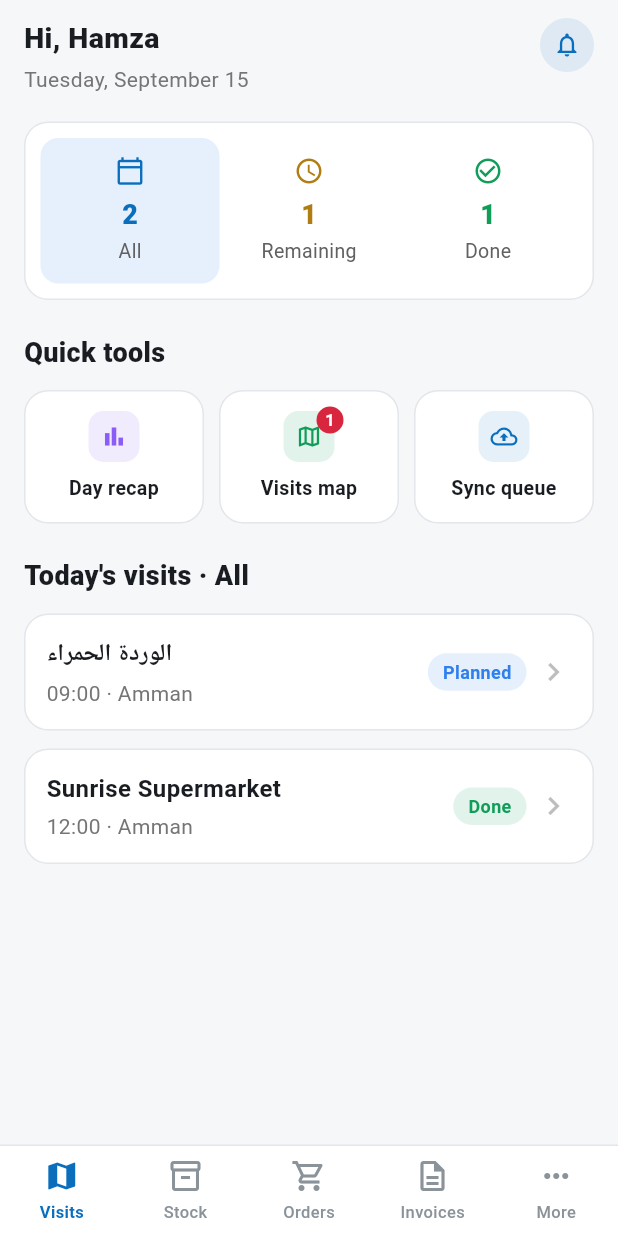
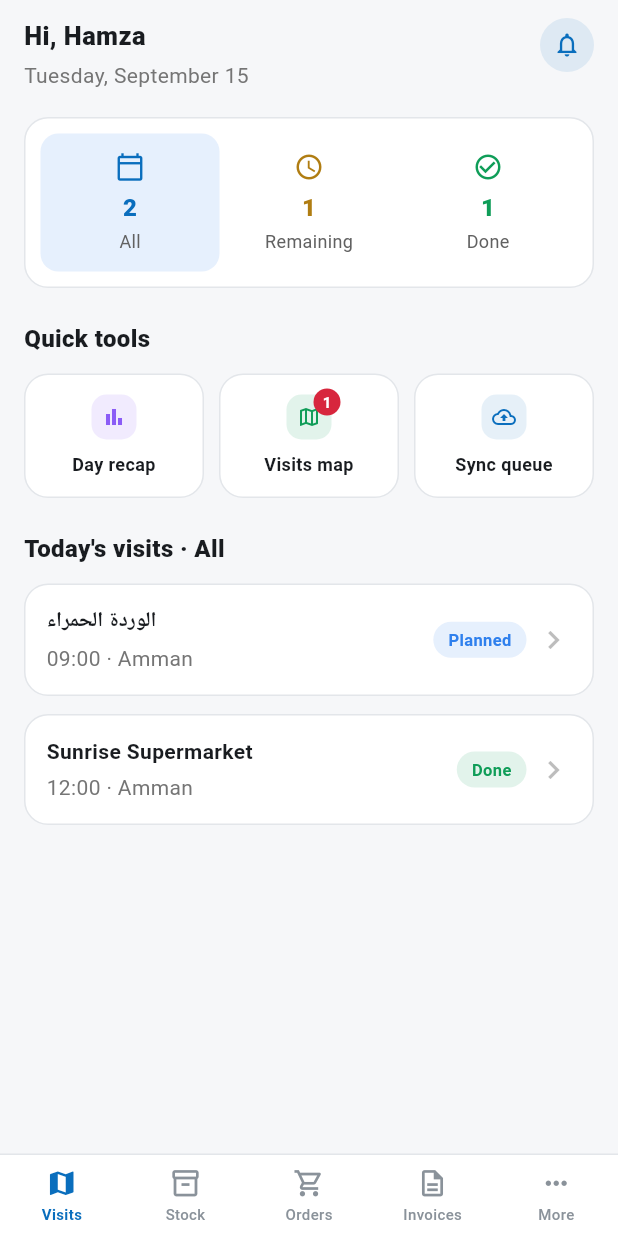
Before and after one commit to hamzatarakhan/sales-app, a Flutter app: the screen it shows after launch, after a tap on "Sign in", on a phone screen of 412 x 824 dp. Run offline on Flutter 3.47's test engine with Material 3 defaults, Android fonts, the phone set to English and light mode, and no system bars.

Commit message:
Second density pass: shrink header circles and all font sizes further
User feedback: the back/home circle was still too large and text
throughout the app still read too big after the first pass.

- Header round buttons: 32px -> 26px, icon 18 -> 15
- Icon badges (More rows, quick tools): 34px -> 30px
- Bottom nav: icon 24->21, bar height 60->54
- Every fontSize in the app shifted down one more notch (e.g.
  18->16, 16->14, 15->13, 14->12, 13->12), applied via a two-phase
  placeholder substitution so already-shrunk values from the first
  pass don't get caught by a later rule and shrink twice.

Co-Authored-By: Claude Sonnet 5 <noreply@anthropic.com>

```diff
--- a/lib/root_shell.dart
+++ b/lib/root_shell.dart
@@ -62,7 +62,7 @@ class _RootShellState extends State<RootShell> {
         child: SafeArea(
           top: false,
           child: SizedBox(
-            height: 60,
+            height: 54,
             child: Row(
               children: [
                 for (int i = 0; i < destinations.length; i++)
@@ -106,11 +106,11 @@ class _TabItem extends StatelessWidget {
       child: Column(
         mainAxisAlignment: MainAxisAlignment.center,
         children: [
-          Icon(icon, color: fg, size: 24),
-          const SizedBox(height: 4),
+          Icon(icon, color: fg, size: 21),
+          const SizedBox(height: 3),
           Text(
             label,
-            style: TextStyle(color: fg, fontSize: 11, fontWeight: selected ? FontWeight.w600 : FontWeight.w500),
+            style: TextStyle(color: fg, fontSize: 10, fontWeight: selected ? FontWeight.w600 : FontWeight.w500),
           ),
         ],
       ),
--- a/lib/screens/invoices/invoices_screen.dart
+++ b/lib/screens/invoices/invoices_screen.dart
@@ -73,7 +73,7 @@ class _InvoicesScreenState extends State<InvoicesScreen> {
                 mainAxisAlignment: MainAxisAlignment.spaceBetween,
                 children: [
                   Text('${invoices.length} invoices · outstanding', style: TextStyle(color: Colors.grey.shade600)),
-                  Text('${fmtMoney(outstanding)} JOD', style: const TextStyle(fontWeight: FontWeight.w800, fontSize: 15)),
+                  Text('${fmtMoney(outstanding)} JOD', style: const TextStyle(fontWeight: FontWeight.w800, fontSize: 13)),
                 ],
               ),
             ),
@@ -89,7 +89,7 @@ class _InvoicesScreenState extends State<InvoicesScreen> {
                         child: Column(
                           crossAxisAlignment: CrossAxisAlignment.start,
                           children: [
-                            Text(inv.id, style: const TextStyle(fontSize: 16, fontWeight: FontWeight.w700)),
+                            Text(inv.id, style: const TextStyle(fontSize: 14, fontWeight: FontWeight.w700)),
                             const SizedBox(height: 4),
                             Text(inv.customerName, style: TextStyle(color: Colors.grey.shade600)),
                           ],
@@ -98,14 +98,14 @@ class _InvoicesScreenState extends State<InvoicesScreen> {
                       Column(
                         crossAxisAlignment: CrossAxisAlignment.end,
                         children: [
-                          Text('${fmtMoney(inv.total)} JOD', style: const TextStyle(fontWeight: FontWeight.w800, fontSize: 15)),
+                          Text('${fmtMoney(inv.total)} JOD', style: const TextStyle(fontWeight: FontWeight.w800, fontSize: 13)),
                           Text(
                             'due ${fmtDate(inv.dueDate)}',
                             style: TextStyle(
                               color: inv.status == InvoiceStatus.notPaid && inv.dueDate.isBefore(now)
                                   ? AppColors.danger
                                   : Colors.grey.shade600,
-                              fontSize: 13,
+                              fontSize: 12,
                             ),
                           ),
                           const SizedBox(height: 6),
--- a/lib/screens/more/more_screen.dart
+++ b/lib/screens/more/more_screen.dart
@@ -27,7 +27,7 @@ class MoreScreen extends StatelessWidget {
                   child: Column(
                     crossAxisAlignment: CrossAxisAlignment.start,
                     children: [
-                      Text(state.userName, style: const TextStyle(fontSize: 18, fontWeight: FontWeight.w800)),
+                      Text(state.userName, style: const TextStyle(fontSize: 16, fontWeight: FontWeight.w800)),
                       const SizedBox(height: 4),
                       Text(state.userEmail, style: TextStyle(color: Colors.grey.shade600)),
                       Text(state.userCompany, style: TextStyle(color: Colors.grey.shade500)),
@@ -51,7 +51,7 @@ class MoreScreen extends StatelessWidget {
                         children: [
                           const _IconBox(icon: Icons.contrast, bg: AppColors.specialTint, color: AppColors.special),
                           const SizedBox(width: 12),
-                          Text(context.t('appearance'), style: const TextStyle(fontWeight: FontWeight.w700, fontSize: 15)),
+                          Text(context.t('appearance'), style: const TextStyle(fontWeight: FontWeight.w700, fontSize: 13)),
                         ],
                       ),
                       const SizedBox(height: 12),
@@ -77,7 +77,7 @@ class MoreScreen extends StatelessWidget {
                         children: [
                           const _IconBox(icon: Icons.translate, bg: AppColors.specialTint, color: AppColors.special),
                           const SizedBox(width: 12),
-                          Text(context.t('language'), style: const TextStyle(fontWeight: FontWeight.w700, fontSize: 15)),
+                          Text(context.t('language'), style: const TextStyle(fontWeight: FontWeight.w700, fontSize: 13)),
                         ],
                       ),
                       const SizedBox(height: 12),
@@ -104,7 +104,7 @@ class MoreScreen extends StatelessWidget {
                     children: [
                       const _IconBox(icon: Icons.notifications_none, bg: AppColors.warningTint, color: AppColors.warning),
                       const SizedBox(width: 12),
-                      Expanded(child: Text(context.t('visit_reminders'), style: const TextStyle(fontWeight: FontWeight.w700, fontSize: 15))),
+                      Expanded(child: Text(context.t('visit_reminders'), style: const TextStyle(fontWeight: FontWeight.w700, fontSize: 13))),
                       Switch(value: state.visitReminders, onChanged: state.setVisitReminders, activeColor: AppColors.success),
                     ],
                   ),
@@ -184,9 +184,9 @@ class MoreScreen extends StatelessWidget {
           mainAxisSize: MainAxisSize.min,
           crossAxisAlignment: CrossAxisAlignment.start,
           children: [
-            const Text('Sign out?', style: TextStyle(fontSize: 19, fontWeight: FontWeight.w800)),
+            const Text('Sign out?', style: TextStyle(fontSize: 17, fontWeight: FontWeight.w800)),
             const SizedBox(height: 4),
-            Text("You'll need to sign in again to use the app.", style: TextStyle(color: Colors.grey.shade600, fontSize: 15)),
+            Text("You'll need to sign in again to use the app.", style: TextStyle(color: Colors.grey.shade600, fontSize: 13)),
             const SizedBox(height: 20),
             ElevatedButton(
               style: ElevatedButton.styleFrom(backgroundColor: AppColors.danger),
@@ -223,10 +223,10 @@ class _IconBox extends StatelessWidget {
   @override
   Widget build(BuildContext context) {
     return Container(
-      width: 34,
-      height: 34,
+      width: 30,
+      height: 30,
       decoration: BoxDecoration(color: bg, borderRadius: BorderRadius.circular(9)),
-      child: Icon(icon, color: color, size: 17),
+      child: Icon(icon, color: color, size: 15),
     );
   }
 }
@@ -265,8 +265,8 @@ class _Row extends StatelessWidget {
               child: Column(
                 crossAxisAlignment: CrossAxisAlignment.start,
                 children: [
-                  Text(title, style: TextStyle(fontWeight: FontWeight.w700, fontSize: 15, color: titleColor)),
-                  if (subtitle != null) Text(subtitle!, style: TextStyle(color: Colors.grey.shade600, fontSize: 13)),
+                  Text(title, style: TextStyle(fontWeight: FontWeight.w700, fontSize: 13, color: titleColor)),
+                  if (subtitle != null) Text(subtitle!, style: TextStyle(color: Colors.grey.shade600, fontSize: 12)),
                 ],
               ),
             ),
--- a/lib/screens/more/sync_queue_screen.dart
+++ b/lib/screens/more/sync_queue_screen.dart
@@ -28,7 +28,7 @@ class SyncQueueScreen extends StatelessWidget {
                   children: [
                     Icon(Icons.inbox_outlined, size: 48, color: Colors.grey.shade400),
                     const SizedBox(height: 12),
-                    Text(context.t('nothing_queued'), style: TextStyle(color: Colors.grey.shade600, fontSize: 15)),
+                    Text(context.t('nothing_queued'), style: TextStyle(color: Colors.grey.shade600, fontSize: 13)),
                   ],
                 ),
               ),
--- a/lib/screens/orders/order_detail_screen.dart
+++ b/lib/screens/orders/order_detail_screen.dart
@@ -22,11 +22,11 @@ class OrderDetailScreen extends StatelessWidget {
             Row(
               mainAxisAlignment: MainAxisAlignment.spaceBetween,
               children: [
-                Expanded(child: Text(order.id, style: const TextStyle(fontSize: 20, fontWeight: FontWeight.w800))),
+                Expanded(child: Text(order.id, style: const TextStyle(fontSize: 17, fontWeight: FontWeight.w800))),
                 order.status == OrderStatus.invoiced ? StatusBadge.invoiced(context) : StatusBadge.draft(context),
               ],
             ),
-            Text(order.customerName, style: TextStyle(color: Colors.grey.shade600, fontSize: 15)),
+            Text(order.customerName, style: TextStyle(color: Colors.grey.shade600, fontSize: 13)),
             const SizedBox(height: 14),
             SectionCard(
               child: Column(
@@ -52,7 +52,7 @@ class OrderDetailScreen extends StatelessWidget {
             ),
             if (order.lines.isNotEmpty) ...[
               const SizedBox(height: 18),
-              const Text('Lines', style: TextStyle(fontSize: 18, fontWeight: FontWeight.w800)),
+              const Text('Lines', style: TextStyle(fontSize: 16, fontWeight: FontWeight.w800)),
               const SizedBox(height: 10),
               SectionCard(
                 child: Column(
--- a/lib/screens/orders/orders_screen.dart
+++ b/lib/screens/orders/orders_screen.dart
@@ -62,7 +62,7 @@ class _OrdersScreenState extends State<OrdersScreen> {
                         child: Column(
                           crossAxisAlignment: CrossAxisAlignment.start,
                           children: [
-                            Text(o.id, style: const TextStyle(fontSize: 16, fontWeight: FontWeight.w700)),
+                            Text(o.id, style: const TextStyle(fontSize: 14, fontWeight: FontWeight.w700)),
                             const SizedBox(height: 4),
                             Text('${o.customerName} · ${fmtDate(o.date)}', style: TextStyle(color: Colors.grey.shade600)),
                           ],
@@ -71,7 +71,7 @@ class _OrdersScreenState extends State<OrdersScreen> {
                       Column(
                         crossAxisAlignment: CrossAxisAlignment.end,
                         children: [
-                          Text('${fmtMoney(o.total)} JOD', style: const TextStyle(fontWeight: FontWeight.w800, fontSize: 15)),
+                          Text('${fmtMoney(o.total)} JOD', style: const TextStyle(fontWeight: FontWeight.w800, fontSize: 13)),
                           const SizedBox(height: 6),
                           o.status == OrderStatus.invoiced ? StatusBadge.invoiced(context) : StatusBadge.draft(context),
                         ],
--- a/lib/screens/sign_in_screen.dart
+++ b/lib/screens/sign_in_screen.dart
@@ -31,7 +31,7 @@ class _SignInScreenState extends State<SignInScreen> {
                   const SizedBox(height: 140),
                   const BrandIcon(size: 88),
                   const SizedBox(height: 20),
-                  Text(context.t('app_name'), style: const TextStyle(fontSize: 19, fontWeight: FontWeight.w800)),
+                  Text(context.t('app_name'), style: const TextStyle(fontSize: 17, fontWeight: FontWeight.w800)),
                   const SizedBox(height: 6),
                   Text(context.t('sign_in_subtitle'), style: TextStyle(color: Colors.grey.shade600)),
                   const SizedBox(height: 32),
--- a/lib/screens/splash_screen.dart
+++ b/lib/screens/splash_screen.dart
@@ -75,7 +75,7 @@ class _SplashScreenState extends State<SplashScreen> with TickerProviderStateMix
                 position: _textSlide,
                 child: Text(
                   context.t('app_name'),
-                  style: const TextStyle(color: Colors.black87, fontWeight: FontWeight.w700, fontSize: 22),
+                  style: const TextStyle(color: Colors.black87, fontWeight: FontWeight.w700, fontSize: 19),
                 ),
               ),
             ),
--- a/lib/screens/van_stock/van_stock_detail_screen.dart
+++ b/lib/screens/van_stock/van_stock_detail_screen.dart
@@ -16,7 +16,7 @@ class VanStockDetailScreen extends StatelessWidget {
         child: ListView(
           padding: const EdgeInsets.fromLTRB(16, 8, 16, 24),
           children: [
-            Text(product.name, style: const TextStyle(fontSize: 20, fontWeight: FontWeight.w800)),
+            Text(product.name, style: const TextStyle(fontSize: 17, fontWeight: FontWeight.w800)),
             const SizedBox(height: 4),
             Text(product.sku, style: TextStyle(color: Colors.grey.shade600)),
             const SizedBox(height: 14),
--- a/lib/screens/van_stock/van_stock_screen.dart
+++ b/lib/screens/van_stock/van_stock_screen.dart
@@ -65,8 +65,8 @@ class _VanStockScreenState extends State<VanStockScreen> {
                             child: Column(
                               crossAxisAlignment: CrossAxisAlignment.start,
                               children: [
-                                Text(p.name, style: const TextStyle(fontSize: 15, fontWeight: FontWeight.w700)),
-                                Text(p.sku, style: TextStyle(color: Colors.grey.shade600, fontSize: 13)),
+                                Text(p.name, style: const TextStyle(fontSize: 13, fontWeight: FontWeight.w700)),
+                                Text(p.sku, style: TextStyle(color: Colors.grey.shade600, fontSize: 12)),
                               ],
                             ),
                           ),
@@ -76,9 +76,9 @@ class _VanStockScreenState extends State<VanStockScreen> {
                               Text('${p.vanStock}',
                                   style: TextStyle(
                                       fontWeight: FontWeight.w800,
-                                      fontSize: 15,
+                                      fontSize: 13,
                                       color: p.isOut ? AppColors.danger : Colors.black87)),
-                              Text(context.t('case_unit'), style: TextStyle(color: Colors.grey.shade600, fontSize: 13)),
+                              Text(context.t('case_unit'), style: TextStyle(color: Colors.grey.shade600, fontSize: 12)),
                             ],
                           ),
                           Icon(Icons.chevron_right, color: Colors.grey.shade400),
--- a/lib/screens/visits/check_in_screen.dart
+++ b/lib/screens/visits/check_in_screen.dart
@@ -48,11 +48,11 @@ class _CheckInScreenState extends State<CheckInScreen> {
               child: Column(
                 children: [
                   if (_distanceM == null) ...[
-                    Text(context.t('not_located_yet'), style: TextStyle(color: Colors.grey.shade600, fontSize: 15)),
+                    Text(context.t('not_located_yet'), style: TextStyle(color: Colors.grey.shade600, fontSize: 13)),
                   ] else ...[
                     Text(
                       '${_distanceM}m away',
-                      style: const TextStyle(color: AppColors.danger, fontWeight: FontWeight.w800, fontSize: 22),
+                      style: const TextStyle(color: AppColors.danger, fontWeight: FontWeight.w800, fontSize: 19),
                     ),
                   ],
                   const SizedBox(height: 12),
@@ -125,7 +125,7 @@ class _CheckInScreenState extends State<CheckInScreen> {
               child: const Icon(Icons.check, color: AppColors.success, size: 32),
             ),
             const SizedBox(height: 16),
-            Text(context.t('check_in_saved'), style: const TextStyle(fontSize: 18, fontWeight: FontWeight.w800)),
+            Text(context.t('check_in_saved'), style: const TextStyle(fontSize: 16, fontWeight: FontWeight.w800)),
             const SizedBox(height: 8),
             Text(
               _distanceM! > 100
--- a/lib/screens/visits/day_recap_screen.dart
+++ b/lib/screens/visits/day_recap_screen.dart
@@ -18,7 +18,7 @@ class DayRecapScreen extends StatelessWidget {
           children: [
             Text(context.t('day_recap_subtitle'), style: TextStyle(color: Colors.grey.shade600)),
             const SizedBox(height: 18),
-            Text(context.t('sales'), style: const TextStyle(fontSize: 18, fontWeight: FontWeight.w800)),
+            Text(context.t('sales'), style: const TextStyle(fontSize: 16, fontWeight: FontWeight.w800)),
             const SizedBox(height: 10),
             SectionCard(
               child: Column(
@@ -32,7 +32,7 @@ class DayRecapScreen extends StatelessWidget {
               ),
             ),
             const SizedBox(height: 22),
-            Text(context.t('nav_visits'), style: const TextStyle(fontSize: 18, fontWeight: FontWeight.w800)),
+            Text(context.t('nav_visits'), style: const TextStyle(fontSize: 16, fontWeight: FontWeight.w800)),
             const SizedBox(height: 10),
             SectionCard(
               child: Column(
--- a/lib/screens/visits/visit_detail_screen.dart
+++ b/lib/screens/visits/visit_detail_screen.dart
@@ -28,7 +28,7 @@ class VisitDetailScreen extends StatelessWidget {
                   mainAxisAlignment: MainAxisAlignment.spaceBetween,
                   children: [
                     Expanded(
-                      child: Text(visit.customerName, style: const TextStyle(fontSize: 20, fontWeight: FontWeight.w800)),
+                      child: Text(visit.customerName, style: const TextStyle(fontSize: 17, fontWeight: FontWeight.w800)),
                     ),
                     visit.status == VisitStatus.done ? StatusBadge.done(context) : StatusBadge.planned(context),
                   ],
--- a/lib/screens/visits/visits_screen.dart
+++ b/lib/screens/visits/visits_screen.dart
@@ -65,7 +65,7 @@ class _VisitsScreenState extends State<VisitsScreen> {
                     crossAxisAlignment: CrossAxisAlignment.start,
                     children: [
                       Text(context.t('greeting', [state.userName.split(' ').first]),
-                          style: const TextStyle(fontSize: 19, fontWeight: FontWeight.w800)),
+                          style: const TextStyle(fontSize: 17, fontWeight: FontWeight.w800)),
                       const SizedBox(height: 4),
                       Text('${_weekday[now.weekday - 1]}, ${_month[now.month - 1]} ${now.day}',
                           style: TextStyle(color: Colors.grey.shade600)),
@@ -119,7 +119,7 @@ class _VisitsScreenState extends State<VisitsScreen> {
               ),
             ),
             const SizedBox(height: 22),
-            Text(context.t('quick_tools'), style: const TextStyle(fontSize: 18, fontWeight: FontWeight.w800)),
+            Text(context.t('quick_tools'), style: const TextStyle(fontSize: 16, fontWeight: FontWeight.w800)),
             const SizedBox(height: 12),
             Row(
               children: [
@@ -156,7 +156,7 @@ class _VisitsScreenState extends State<VisitsScreen> {
               ],
             ),
             const SizedBox(height: 22),
-            Text('${context.t('today_visits')} · $filterLabel', style: const TextStyle(fontSize: 18, fontWeight: FontWeight.w800)),
+            Text('${context.t('today_visits')} · $filterLabel', style: const TextStyle(fontSize: 16, fontWeight: FontWeight.w800)),
             const SizedBox(height: 12),
             for (final v in shown) ...[
               _VisitCard(visit: v),
@@ -200,9 +200,9 @@ class _StatTile extends StatelessWidget {
           children: [
             Icon(icon, color: color, size: 20),
             const SizedBox(height: 6),
-            Text(value, style: TextStyle(fontSize: 18, fontWeight: FontWeight.w800, color: color)),
+            Text(value, style: TextStyle(fontSize: 16, fontWeight: FontWeight.w800, color: color)),
             const SizedBox(height: 2),
-            Text(label, style: TextStyle(color: Colors.grey.shade700, fontSize: 13)),
+            Text(label, style: TextStyle(color: Colors.grey.shade700, fontSize: 12)),
           ],
         ),
       ),
@@ -240,10 +240,10 @@ class _QuickTool extends StatelessWidget {
               clipBehavior: Clip.none,
               children: [
                 Container(
-                  width: 34,
-                  height: 34,
+                  width: 30,
+                  height: 30,
                   decoration: BoxDecoration(color: iconBg, borderRadius: BorderRadius.circular(10)),
-                  child: Icon(icon, color: iconColor, size: 18),
+                  child: Icon(icon, color: iconColor, size: 16),
                 ),
                 if (badge != null)
                   Positioned(
@@ -253,13 +253,13 @@ class _QuickTool extends StatelessWidget {
                       padding: const EdgeInsets.all(4),
                       decoration: const BoxDecoration(color: AppColors.danger, shape: BoxShape.circle),
                       constraints: const BoxConstraints(minWidth: 18, minHeight: 18),
-                      child: Text(badge!, textAlign: TextAlign.center, style: const TextStyle(color: Colors.white, fontSize: 11, fontWeight: FontWeight.w700)),
+                      child: Text(badge!, textAlign: TextAlign.center, style: const TextStyle(color: Colors.white, fontSize: 10, fontWeight: FontWeight.w700)),
                     ),
                   ),
               ],
             ),
             const SizedBox(height: 8),
-            Text(label, textAlign: TextAlign.center, style: const TextStyle(fontSize: 13, fontWeight: FontWeight.w600)),
+            Text(label, textAlign: TextAlign.center, style: const TextStyle(fontSize: 12, fontWeight: FontWeight.w600)),
           ],
         ),
       ),
@@ -283,7 +283,7 @@ class _VisitCard extends StatelessWidget {
               child: Column(
                 crossAxisAlignment: CrossAxisAlignment.start,
                 children: [
-                  Text(visit.customerName, style: const TextStyle(fontSize: 16, fontWeight: FontWeight.w700)),
+                  Text(visit.customerName, style: const TextStyle(fontSize: 14, fontWeight: FontWeight.w700)),
                   const SizedBox(height: 4),
                   Text('${visit.scheduledTime} · ${visit.city}', style: TextStyle(color: Colors.grey.shade600)),
                 ],
--- a/lib/theme.dart
+++ b/lib/theme.dart
@@ -75,7 +75,7 @@ ThemeData buildTheme(Brightness brightness) {
       foregroundColor: isDark ? Colors.white : Colors.black,
       toolbarHeight: 52,
       titleTextStyle: TextStyle(
-        fontSize: 16,
+        fontSize: 14,
         fontWeight: FontWeight.w700,
         color: isDark ? Colors.white : Colors.black,
       ),
@@ -107,7 +107,7 @@ ThemeData buildTheme(Brightness brightness) {
         minimumSize: const Size.fromHeight(46),
         padding: const EdgeInsets.symmetric(horizontal: 20, vertical: 12),
         shape: RoundedRectangleBorder(borderRadius: BorderRadius.circular(999)),
-        textStyle: const TextStyle(fontSize: 14, fontWeight: FontWeight.w600),
+        textStyle: const TextStyle(fontSize: 12, fontWeight: FontWeight.w600),
         elevation: 0,
       ),
     ),
@@ -118,7 +118,7 @@ ThemeData buildTheme(Brightness brightness) {
         padding: const EdgeInsets.symmetric(horizontal: 20, vertical: 12),
         side: BorderSide(color: border),
         shape: RoundedRectangleBorder(borderRadius: BorderRadius.circular(999)),
-        textStyle: const TextStyle(fontSize: 14, fontWeight: FontWeight.w600),
+        textStyle: const TextStyle(fontSize: 12, fontWeight: FontWeight.w600),
       ),
     ),
     dividerColor: border,
--- a/lib/widgets/common.dart
+++ b/lib/widgets/common.dart
@@ -39,20 +39,20 @@ class _RoundButton extends StatelessWidget {
   Widget build(BuildContext context) {
     final isDark = Theme.of(context).brightness == Brightness.dark;
     return Padding(
-      padding: const EdgeInsets.only(left: 6),
+      padding: const EdgeInsets.only(left: 4),
       child: InkWell(
         onTap: onTap,
         customBorder: const CircleBorder(),
         child: Container(
-          width: 32,
-          height: 32,
+          width: 26,
+          height: 26,
           alignment: Alignment.center,
           decoration: BoxDecoration(
             color: isDark ? Colors.white10 : Colors.white,
             shape: BoxShape.circle,
             border: Border.all(color: isDark ? Colors.white.withOpacity(0.08) : AppColors.divider),
           ),
-          child: Icon(icon, size: 18),
+          child: Icon(icon, size: 15),
         ),
       ),
     );
@@ -83,7 +83,7 @@ class StatusBadge extends StatelessWidget {
     return Container(
       padding: const EdgeInsets.symmetric(horizontal: 10, vertical: 4),
       decoration: BoxDecoration(color: bg, borderRadius: BorderRadius.circular(20)),
-      child: Text(text, style: TextStyle(color: fg, fontWeight: FontWeight.w700, fontSize: 12)),
+      child: Text(text, style: TextStyle(color: fg, fontWeight: FontWeight.w700, fontSize: 11)),
     );
   }
 }
@@ -118,9 +118,9 @@ class KeyValueRow extends StatelessWidget {
       child: Row(
         mainAxisAlignment: MainAxisAlignment.spaceBetween,
         children: [
-          Text(label, style: TextStyle(color: Colors.grey.shade600, fontSize: 14)),
+          Text(label, style: TextStyle(color: Colors.grey.shade600, fontSize: 12)),
           trailing ??
-              Text(value, style: valueStyle ?? const TextStyle(fontWeight: FontWeight.w700, fontSize: 14)),
+              Text(value, style: valueStyle ?? const TextStyle(fontWeight: FontWeight.w700, fontSize: 12)),
         ],
       ),
     );
@@ -152,7 +152,7 @@ class AppChip extends StatelessWidget {
       labelStyle: TextStyle(
         color: selected ? Colors.white : (isDark ? Colors.white70 : Colors.black87),
         fontWeight: FontWeight.w700,
-        fontSize: 13,
+        fontSize: 12,
       ),
       backgroundColor: isDark ? Colors.white10 : Colors.grey.shade100,
       shape: RoundedRectangleBorder(borderRadius: BorderRadius.circular(20)),
```
Also changed, not shown: lib/screens/invoices/invoice_detail_screen.dart (+5 -5 lines), lib/screens/invoices/record_payment_screen.dart (+4 -4 lines), lib/screens/orders/new_order_screen.dart (+5 -5 lines), lib/screens/visits/visits_map_screen.dart (+7 -7 lines).
